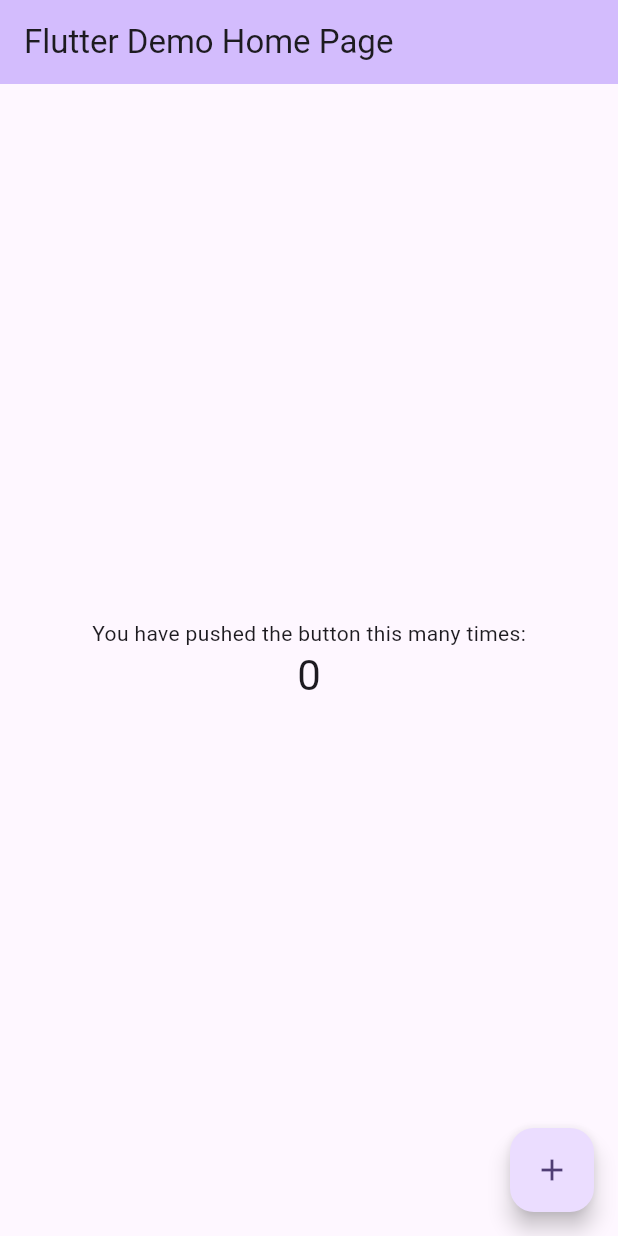
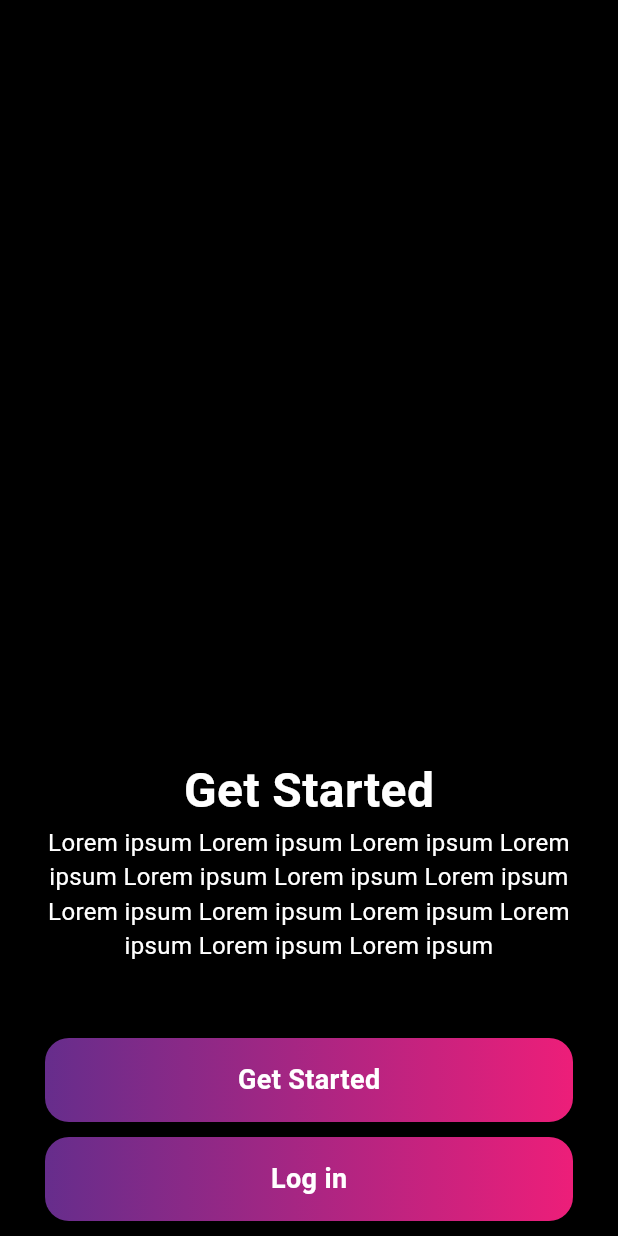
Before and after one commit to KellyDanielO/darkthemed_auth_screens-v2, a Flutter app: the screen it shows after launch, on a phone screen of 412 x 824 dp. Run offline on Flutter 3.47's test engine with Material 3 defaults, Android fonts, the phone set to English and light mode, and no system bars.

Commit message:
source code for app

```diff
--- /dev/null
+++ b/lib/constants/colors.dart
@@ -0,0 +1,15 @@
+import 'package:flutter/material.dart';
+
+class AppColors{
+  static const Color background = Color(0xFF000000);
+  static const Color color = Color(0xFFFFFFFF);
+  static const Color shadeColor = Color(0xFF272727);
+  static const Color primaryColor1 = Color(0xFF662D8C);
+  static const Color primaryColor2 = Color(0xFFED1E79);
+
+
+  static const List<Color> gradient = [
+    primaryColor1,
+    primaryColor2,
+  ];
+}
--- a/lib/main.dart
+++ b/lib/main.dart
@@ -1,3 +1,5 @@
+import 'package:auth_screens/constants/colors.dart';
+import 'package:auth_screens/screens/getstarted.dart';
 import 'package:flutter/material.dart';
 
 void main() {
@@ -11,115 +13,21 @@
   @override
   Widget build(BuildContext context) {
     return MaterialApp(
-      title: 'Flutter Demo',
+      title: 'Authentication Screens',
+      debugShowCheckedModeBanner: false,
       theme: ThemeData(
-        // This is the theme of your application.
-        //
-        // TRY THIS: Try running your application with "flutter run". You'll see
-        // the application has a purple toolbar. Then, without quitting the app,
-        // try changing the seedColor in the colorScheme below to Colors.green
-        // and then invoke "hot reload" (save your changes or press the "hot
-        // reload" button in a Flutter-supported IDE, or press "r" if you used
-        // the command line to start the app).
-        //
-        // Notice that the counter didn't reset back to zero; the application
-        // state is not lost during the reload. To reset the state, use hot
-        // restart instead.
-        //
-        // This works for code too, not just values: Most code changes can be
-        // tested with just a hot reload.
         colorScheme: ColorScheme.fromSeed(seedColor: Colors.deepPurple),
         useMaterial3: true,
+        scaffoldBackgroundColor: AppColors.background,
+        appBarTheme: const AppBarTheme(
+            backgroundColor: AppColors.background, scrolledUnderElevation: 0),
+        textTheme: const TextTheme(
+          bodyMedium: TextStyle(
+            color: AppColors.color,
+          ),
+        ),
       ),
-      home: const MyHomePage(title: 'Flutter Demo Home Page'),
+      home: const GetStartedScreen(),
     );
   }
 }
-
-class MyHomePage extends StatefulWidget {
-  const MyHomePage({super.key, required this.title});
-
-  // This widget is the home page of your application. It is stateful, meaning
-  // that it has a State object (defined below) that contains fields that affect
-  // how it looks.
-
-  // This class is the configuration for the state. It holds the values (in this
-  // case the title) provided by the parent (in this case the App widget) and
-  // used by the build method of the State. Fields in a Widget subclass are
-  // always marked "final".
-
-  final String title;
-
-  @override
-  State<MyHomePage> createState() => _MyHomePageState();
-}
-
-class _MyHomePageState extends State<MyHomePage> {
-  int _counter = 0;
-
-  void _incrementCounter() {
-    setState(() {
-      // This call to setState tells the Flutter framework that something has
-      // changed in this State, which causes it to rerun the build method below
-      // so that the display can reflect the updated values. If we changed
-      // _counter without calling setState(), then the build method would not be
-      // called again, and so nothing would appear to happen.
-      _counter++;
-    });
-  }
-
-  @override
-  Widget build(BuildContext context) {
-    // This method is rerun every time setState is called, for instance as done
-    // by the _incrementCounter method above.
-    //
-    // The Flutter framework has been optimized to make rerunning build methods
-    // fast, so that you can just rebuild anything that needs updating rather
-    // than having to individually change instances of widgets.
-    return Scaffold(
-      appBar: AppBar(
-        // TRY THIS: Try changing the color here to a specific color (to
-        // Colors.amber, perhaps?) and trigger a hot reload to see the AppBar
-        // change color while the other colors stay the same.
-        backgroundColor: Theme.of(context).colorScheme.inversePrimary,
-        // Here we take the value from the MyHomePage object that was created by
-        // the App.build method, and use it to set our appbar title.
-        title: Text(widget.title),
-      ),
-      body: Center(
-        // Center is a layout widget. It takes a single child and positions it
-        // in the middle of the parent.
-        child: Column(
-          // Column is also a layout widget. It takes a list of children and
-          // arranges them vertically. By default, it sizes itself to fit its
-          // children horizontally, and tries to be as tall as its parent.
-          //
-          // Column has various properties to control how it sizes itself and
-          // how it positions its children. Here we use mainAxisAlignment to
-          // center the children vertically; the main axis here is the vertical
-          // axis because Columns are vertical (the cross axis would be
-          // horizontal).
-          //
-          // TRY THIS: Invoke "debug painting" (choose the "Toggle Debug Paint"
-          // action in the IDE, or press "p" in the console), to see the
-          // wireframe for each widget.
-          mainAxisAlignment: MainAxisAlignment.center,
-          children: <Widget>[
-            const Text(
-              'You have pushed the button this many times:',
-            ),
-            Text(
-              '$_counter',
-              style: Theme.of(context).textTheme.headlineMedium,
-            ),
-          ],
-        ),
-      ),
-      floatingActionButton: FloatingActionButton(
-        onPressed: _incrementCounter,
-        tooltip: 'Increment',
-        child: const Icon(Icons.add),
-      ), // This trailing comma makes auto-formatting nicer for build methods.
-    );
-  }
-}
--- /dev/null
+++ b/lib/screens/getstarted.dart
@@ -0,0 +1,77 @@
+import 'package:auth_screens/screens/login.dart';
+import 'package:auth_screens/screens/signup.dart';
+import 'package:auth_screens/widgets/button.dart';
+import 'package:flutter/cupertino.dart';
+import 'package:flutter/material.dart';
+
+class GetStartedScreen extends StatefulWidget {
+  const GetStartedScreen({super.key});
+
+  @override
+  State<GetStartedScreen> createState() => _GetStartedScreenState();
+}
+
+class _GetStartedScreenState extends State<GetStartedScreen> {
+  @override
+  Widget build(BuildContext context) {
+    double width = MediaQuery.of(context).size.width;
+    return Scaffold(
+      body: Padding(
+        padding: const EdgeInsets.symmetric(horizontal: 20.0),
+        child: Column(
+          mainAxisAlignment: MainAxisAlignment.end,
+          crossAxisAlignment: CrossAxisAlignment.center,
+          children: <Widget>[
+            Container(
+              width: width,
+              padding: const EdgeInsets.all(10.0),
+              child: Column(
+                crossAxisAlignment: CrossAxisAlignment.center,
+                children: <Widget>[
+                  const Text(
+                    'Get Started',
+                    style: TextStyle(
+                      fontSize: 32,
+                      fontWeight: FontWeight.bold,
+                    ),
+                  ),
+                  const Text(
+                    'Lorem ipsum Lorem ipsum Lorem ipsum Lorem ipsum Lorem ipsum Lorem ipsum Lorem ipsum Lorem ipsum Lorem ipsum Lorem ipsum Lorem ipsum Lorem ipsum Lorem ipsum ',
+                    style: TextStyle(
+                      fontSize: 16,
+                    ),
+                    textAlign: TextAlign.center,
+                  ),
+                  const SizedBox(height: 50),
+                  CustomButton(
+                    text: 'Get Started',
+                    onPressed: () {
+                      Navigator.push(
+                          context,
+                          CupertinoPageRoute(
+                            builder: (context) => const SignUpScreen(),
+                          ));
+                    },
+                    width: width,
+                  ),
+                  const SizedBox(height: 10),
+                  CustomButton(
+                    text: 'Log in',
+                    onPressed: () {
+                      Navigator.push(
+                          context,
+                          CupertinoPageRoute(
+                            builder: (context) => const LoginScreen(),
+                          ));
+                    },
+                    width: width,
+                  ),
+                ],
+              ),
+            ),
+          ],
+        ),
+      ),
+    );
+  }
+}
--- /dev/null
+++ b/lib/widgets/button.dart
@@ -0,0 +1,36 @@
+import 'package:auth_screens/constants/colors.dart';
+import 'package:flutter/material.dart';
+
+class CustomButton extends StatelessWidget {
+  final String text;
+  final void Function() onPressed;
+  final double width;
+  const CustomButton(
+      {super.key,
+      required this.text,
+      required this.onPressed,
+      required this.width});
+
+  @override
+  Widget build(BuildContext context) {
+    return InkWell(
+      onTap: onPressed,
+      child: Container(
+        width: width,
+        alignment: Alignment.center,
+        decoration: BoxDecoration(
+          gradient: const LinearGradient(colors: AppColors.gradient),
+          borderRadius: BorderRadius.circular(16.0),
+        ),
+        padding: const EdgeInsets.symmetric(vertical: 15.0),
+        child: Text(
+          text,
+          style: const TextStyle(
+            fontSize: 18.0,
+            fontWeight: FontWeight.bold,
+          ),
+        ),
+      ),
+    );
+  }
+}
--- a/pubspec.yaml
+++ b/pubspec.yaml
@@ -59,8 +59,8 @@ flutter:
   uses-material-design: true
 
   # To add assets to your application, add an assets section, like this:
-  # assets:
-  #   - images/a_dot_burr.jpeg
+  assets:
+    - assets/images/
   #   - images/a_dot_ham.jpeg
 
   # An image asset can refer to one or more resolution-specific "variants", see
```
Also changed, not shown: lib/screens/login.dart (added, +163 -0 lines), lib/screens/signup.dart (added, +183 -0 lines), lib/widgets/custom_input.dart (added, +33 -0 lines).
